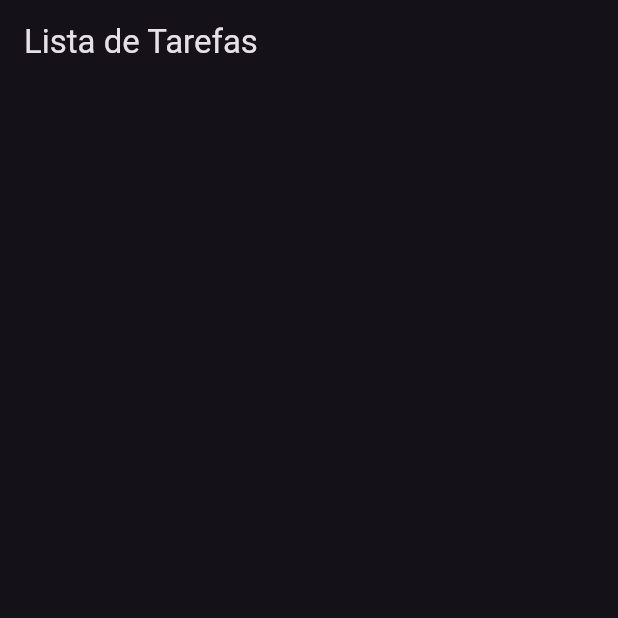
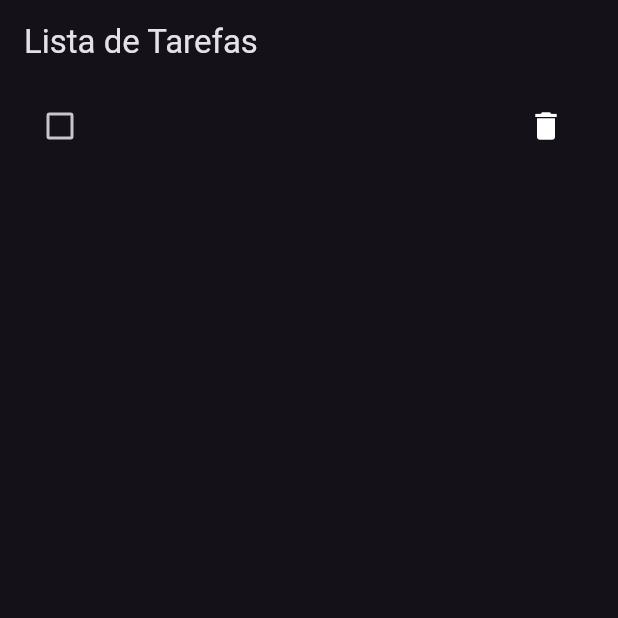
Before and after one commit to joaoemacedo/AppFlutter-ToDoList, a Flutter app: the AddTaskScreen screen opened directly, after a tap on "Adicionar Tarefa", on a phone screen of 412 x 824 dp, the top half of it. Run offline on Flutter 3.47's test engine with Material 3 defaults, Android fonts, the phone set to English and light mode, and no system bars.

```diff
--- /dev/null
+++ b/lib/model/task.dart
@@ -0,0 +1,6 @@
+class Task {
+  final String title;
+  bool isChecked;
+
+  Task(this.title, {this.isChecked = false});
+}
--- /dev/null
+++ b/lib/provider/task_provider.dart
@@ -0,0 +1,21 @@
+import 'package:flutter/material.dart';
+import 'package:flutter_application_1/model/task.dart';
+
+class TaskProvider extends ChangeNotifier {
+  List<Task> tasks = [];
+
+  void addTask(Task task) {
+    tasks.add(task);
+    notifyListeners();
+  }
+
+  void removeTask(int index) {
+    tasks.removeAt(index);
+    notifyListeners();
+  }
+
+  void toggleTask(int index) {
+    tasks[index].isChecked = !tasks[index].isChecked;
+    notifyListeners();
+  }
+}
--- a/lib/addTask.dart
+++ b/lib/view/add_task/add_task.dart
@@ -1,4 +1,7 @@
 import 'package:flutter/material.dart';
+import 'package:flutter_application_1/model/task.dart';
+import 'package:flutter_application_1/provider/task_provider.dart';
+import 'package:provider/provider.dart';
 
 class AddTaskScreen extends StatelessWidget {
   final TextEditingController _controller = TextEditingController();
@@ -32,12 +35,13 @@ class AddTaskScreen extends StatelessWidget {
             const SizedBox(height: 16.0),
             ElevatedButton(
               onPressed: () {
-                Navigator.pop(context, _controller.text);
+                Provider.of<TaskProvider>(context, listen: false)
+                    .addTask(Task(_controller.text));
+                Navigator.pop(context);
               },
               style: ElevatedButton.styleFrom(
                 foregroundColor: Colors.black,
-                backgroundColor:
-                    Colors.amber, // Altera a cor de fundo do botão para amarelo
+                backgroundColor: Colors.amber,
               ),
               child: const Text('Adicionar Tarefa'),
             ),
--- /dev/null
+++ b/lib/view/task_list/task_list.dart
@@ -0,0 +1,61 @@
+import 'package:flutter/material.dart';
+import 'package:flutter_application_1/provider/task_provider.dart';
+import 'package:flutter_application_1/view/add_task/add_task.dart';
+import 'package:flutter_application_1/view/task_list/delete_task_modal.dart';
+import 'package:provider/provider.dart';
+
+class TaskListScreen extends StatelessWidget {
+  const TaskListScreen({super.key});
+
+  @override
+  Widget build(BuildContext context) {
+    Provider.of<TaskProvider>(context);
+
+    return Scaffold(
+      appBar: AppBar(
+        title: const Text('Lista de Tarefas'),
+      ),
+      body: Consumer<TaskProvider>(
+        builder: (context, taskProvider, child) {
+          return ListView.builder(
+            itemCount: taskProvider.tasks.length,
+            itemBuilder: (context, index) {
+              var task = taskProvider.tasks[index];
+              return ListTile(
+                title: Text(
+                  task.title,
+                  style: const TextStyle(color: Colors.white),
+                ),
+                leading: Checkbox(
+                  value: task.isChecked,
+                  onChanged: (bool? value) {
+                    taskProvider.toggleTask(index);
+                  },
+                  activeColor: Colors.amber,
+                  checkColor: Colors.black,
+                ),
+                trailing: IconButton(
+                  icon: const Icon(Icons.delete, color: Colors.white),
+                  onPressed: () {
+                    showDialog(
+                      context: context,
+                      builder: (_) => DeleteTaskModal(index),
+                    );
+                  },
+                ),
+              );
+            },
+          );
+        },
+      ),
+      floatingActionButton: FloatingActionButton(
+        onPressed: () {
+          Navigator.push(context, MaterialPageRoute(builder: (context) => AddTaskScreen()));
+        },
+        tooltip: 'Adicionar Tarefa',
+        backgroundColor: Colors.amber,
+        child: const Icon(Icons.add),
+      ),
+    );
+  }
+}
--- a/pubspec.yaml
+++ b/pubspec.yaml
@@ -35,6 +35,7 @@ dependencies:
   # The following adds the Cupertino Icons font to your application.
   # Use with the CupertinoIcons class for iOS style icons.
   cupertino_icons: ^1.0.6
+  provider: ^6.1.2
 
 dev_dependencies:
   flutter_test:
```
Also changed, not shown: lib/main.dart (deleted, +0 -109 lines), lib/view/main.dart (added, +28 -0 lines), lib/view/routes.dart (added, +8 -0 lines), lib/view/task_list/delete_task_modal.dart (added, +32 -0 lines), pubspec.lock, 1 other file.
